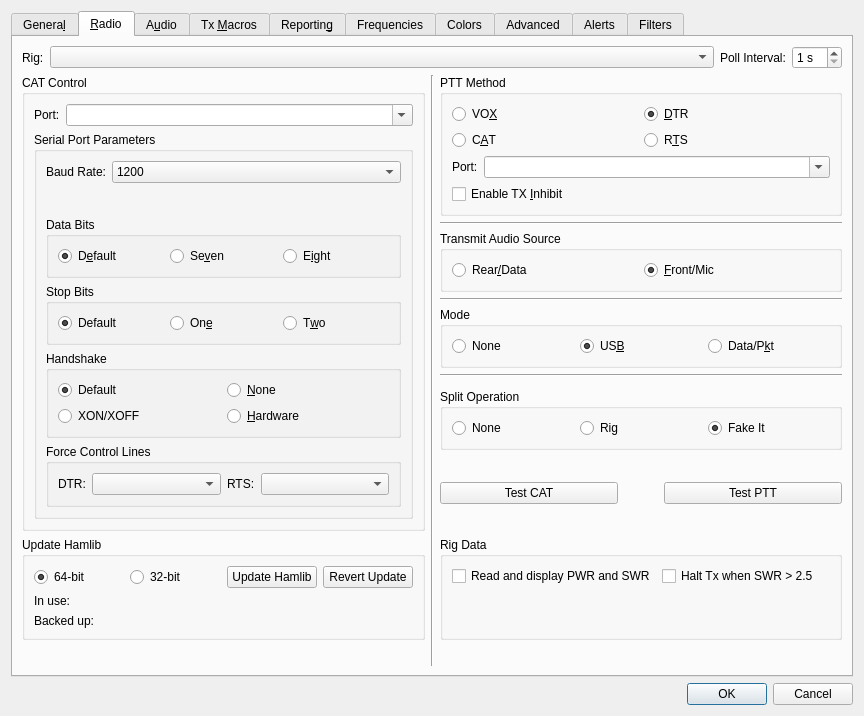
This is Configuration.ui in wa1hco/wsjtx-inhibit as Qt 5 draws it before an edit. The edited form follows.
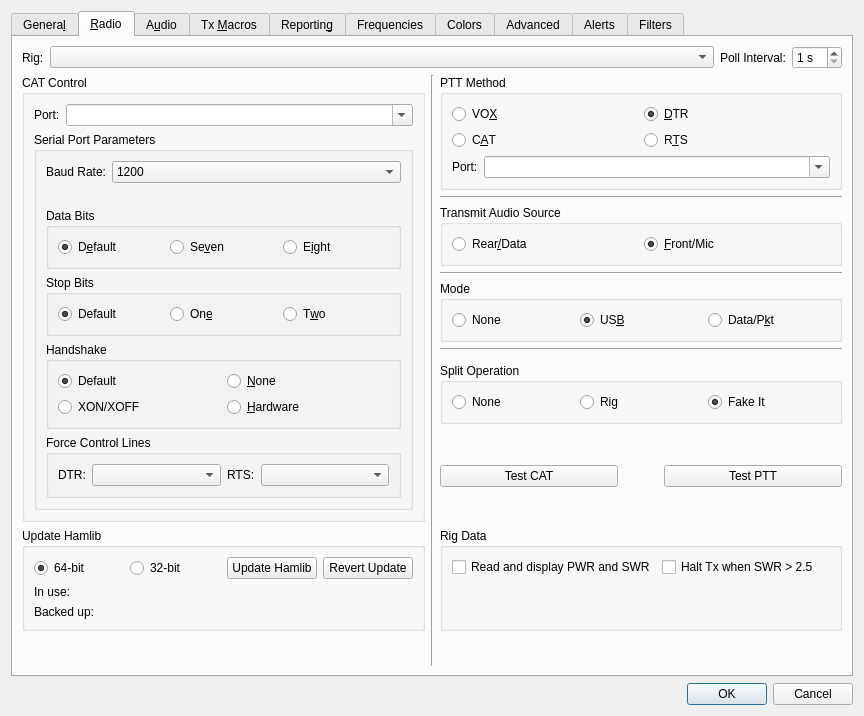
This is the edited form. The open tabs and pages were chosen to show the change. Custom widgets are drawn as their Qt base class.

Commit message:
feat(inhibit): clear RTS on the UDP thread and record the 260926 pin times
Type 18 is read off the GUI thread and drops RTS before the datagram is queued. The Enable TX Inhibit checkbox is gone; RTS or DTR arms it.

On WS 3.2.1 260926, a 30-minute idle transmit run stayed under 30 ms send-to-RTS (p99 0.74 ms, max 5.3 ms, 5648 holds). The same sweep during an 8-core rebuild reached 41 ms once. Type 17 arrival is not the pin time.

What changed in the file:
```diff
--- a/Configuration.ui
+++ b/Configuration.ui
@@ -1451,16 +1451,6 @@
               </property>
              </widget>
             </item>
-            <item row="1" column="0" colspan="2">
-             <widget class="QCheckBox" name="tx_inhibit_check_box">
-              <property name="toolTip">
-               <string>&lt;html&gt;&lt;head/&gt;&lt;body&gt;&lt;p&gt;&lt;b&gt;TX Inhibit&lt;/b&gt; (RTS/DTR PTT only; Port must be set).&lt;/p&gt;&lt;p&gt;This &lt;b&gt;WSJT-X station&lt;/b&gt; is the app, PC, network, radio, and antenna (may be a remote go-box). When enabled, listen for UDP holds from a KEY agent on an ephemeral port announced in InhibitStatus (type 17) and the status-bar tooltip. The KEY agent &lt;b&gt;tells WSJT-X stations to inhibit transmit&lt;/b&gt; while a priority radio is keyed. Physical outcome: &lt;code&gt;assert PTT ⇔ want_tx and not hold&lt;/code&gt;. Sequencing continues; only whether this station may assert PTT is filtered.&lt;/p&gt;&lt;p&gt;Default is off (stock PTT). Co-band multi-op stations that share a band with a priority radio should enable this and run a KEY agent.&lt;/p&gt;&lt;/body&gt;&lt;/html&gt;</string>
-              </property>
-              <property name="text">
-               <string>Enable TX &amp;Inhibit</string>
-              </property>
-             </widget>
-            </item>
            </layout>
           </item>
          </layout>
```
The commit also changes 51 other files.
